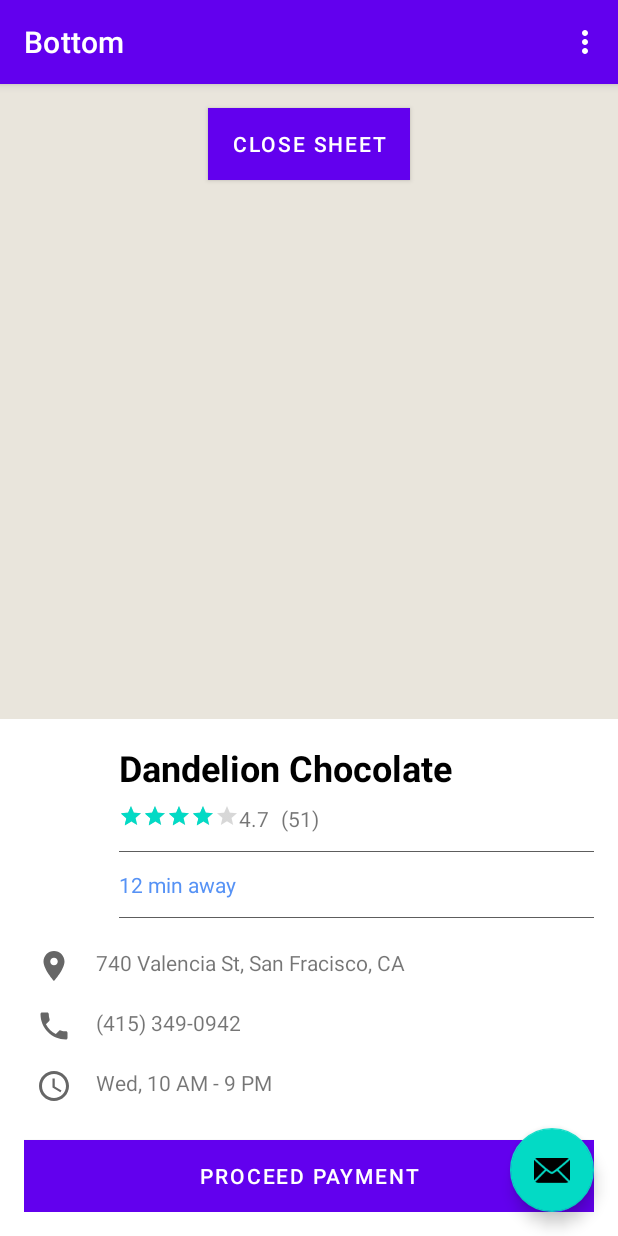
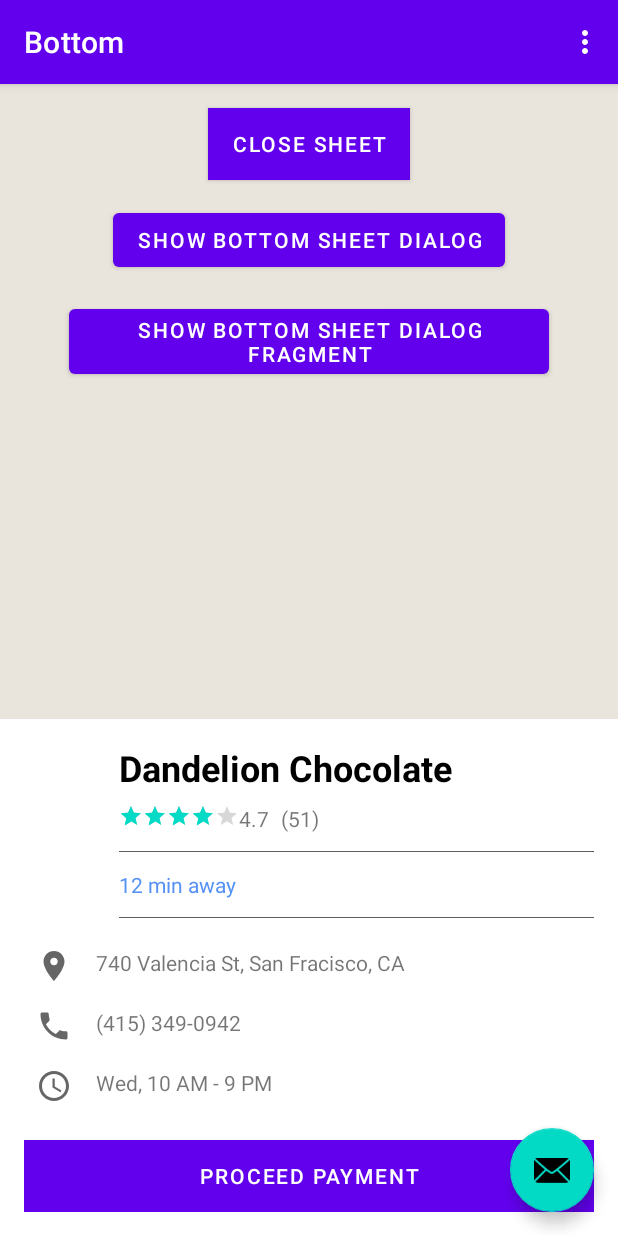
Before and after one commit to rafal-mi/bottom-sheet, an Android app: the screen it shows after launch (MainActivity), in the options menu, after a tap on "Settings", on a phone screen of 412 x 824 dp. Run offline under Robolectric (Android 15) with nearby library versions, the phone set to English and light mode, and no system bars.

Commit message:
Dialog fragment

```diff
--- /dev/null
+++ b/app/src/main/java/com/example/bottom/BottomSheetFragment.kt
@@ -0,0 +1,28 @@
+package com.example.bottom
+
+import android.os.Bundle
+import android.view.LayoutInflater
+import android.view.View
+import android.view.ViewGroup
+import android.widget.Button
+import androidx.annotation.NonNull
+import androidx.annotation.Nullable
+import com.google.android.material.bottomsheet.BottomSheetDialogFragment
+
+class BottomSheetFragment : BottomSheetDialogFragment() {
+    override fun onCreate(@Nullable savedInstanceState: Bundle?) {
+        super.onCreate(savedInstanceState)
+    }
+
+    @Nullable
+    override fun onCreateView(
+        @NonNull inflater: LayoutInflater,
+        @Nullable container: ViewGroup?,
+        @Nullable savedInstanceState: Bundle?
+    ): View {
+        val view = inflater.inflate(R.layout.bottom_sheet, container, false)
+        val button = view.findViewById<Button>(R.id.btn_proceed)
+        button.setOnClickListener { dismiss() }
+        return view
+    }
+}
--- a/app/src/main/java/com/example/bottom/MainActivity.kt
+++ b/app/src/main/java/com/example/bottom/MainActivity.kt
@@ -34,11 +34,11 @@ class MainActivity : AppCompatActivity() {
         val btn_bottom_sheet = findViewById<Button>(R.id.btn_bottom_sheet)
         btn_bottom_sheet.setOnClickListener {
             val behavior = sheetBehavior as BottomSheetBehavior
-            if (behavior.getState() != BottomSheetBehavior.STATE_EXPANDED) {
-                behavior.setState(BottomSheetBehavior.STATE_EXPANDED)
+            if (behavior.state != BottomSheetBehavior.STATE_EXPANDED) {
+                behavior.state = BottomSheetBehavior.STATE_EXPANDED
                 btn_bottom_sheet.text = "Close sheet"
             } else {
-                behavior.setState(BottomSheetBehavior.STATE_COLLAPSED)
+                behavior.state = BottomSheetBehavior.STATE_COLLAPSED
                 btn_bottom_sheet.text = "Expand sheet"
             }
         }
@@ -58,11 +58,22 @@ class MainActivity : AppCompatActivity() {
                     }
                     BottomSheetBehavior.STATE_SETTLING -> {
                     }
+                    BottomSheetBehavior.STATE_HALF_EXPANDED -> {
+                        TODO()
+                    }
                 }
             }
 
             override fun onSlide(view: View, v: Float) {}
         })
+
+
+        val btn_bottom_sheet_dialog_fragment = findViewById<Button>(R.id.btn_bottom_sheet_dialog_fragment)
+        btn_bottom_sheet_dialog_fragment.setOnClickListener {
+            val bottomSheetFragment = BottomSheetFragment()
+            bottomSheetFragment.show(supportFragmentManager, bottomSheetFragment.tag)
+
+        }
 
     }
 
--- a/app/src/main/res/layout/bottom_sheet.xml
+++ b/app/src/main/res/layout/bottom_sheet.xml
@@ -112,6 +112,7 @@
         android:text="Wed, 10 AM - 9 PM" />
 
     <Button
+        android:id="@+id/btn_proceed"
         android:layout_width="match_parent"
         android:layout_height="wrap_content"
         android:layout_marginTop="16dp"
--- a/app/src/main/res/layout/content_main.xml
+++ b/app/src/main/res/layout/content_main.xml
@@ -29,7 +29,7 @@
         android:layout_gravity="center_horizontal"
         android:layout_marginTop="16dp"
         android:text="Show Bottom Sheet Dialog"
-        android:visibility="gone" />
+        android:visibility="visible" />
 
     <Button
         android:id="@+id/btn_bottom_sheet_dialog_fragment"
@@ -38,6 +38,6 @@
         android:layout_gravity="center_horizontal"
         android:layout_marginTop="16dp"
         android:text="Show Bottom Sheet Dialog Fragment"
-        android:visibility="gone" />
+        android:visibility="visible" />
 
 </LinearLayout>
```
